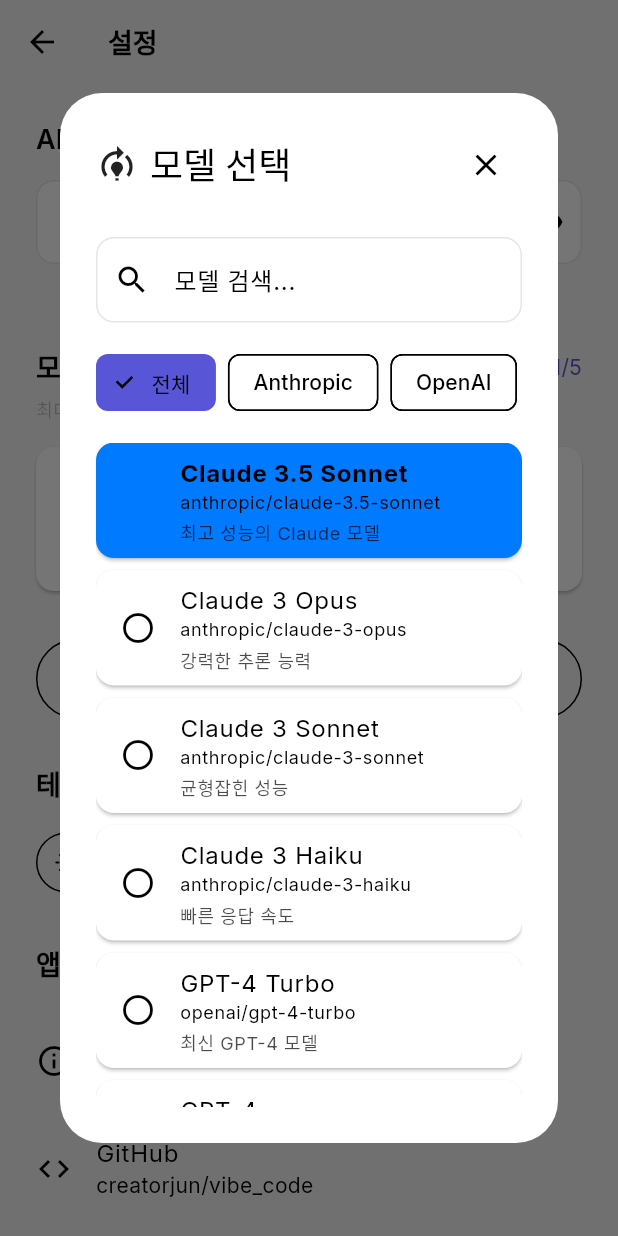
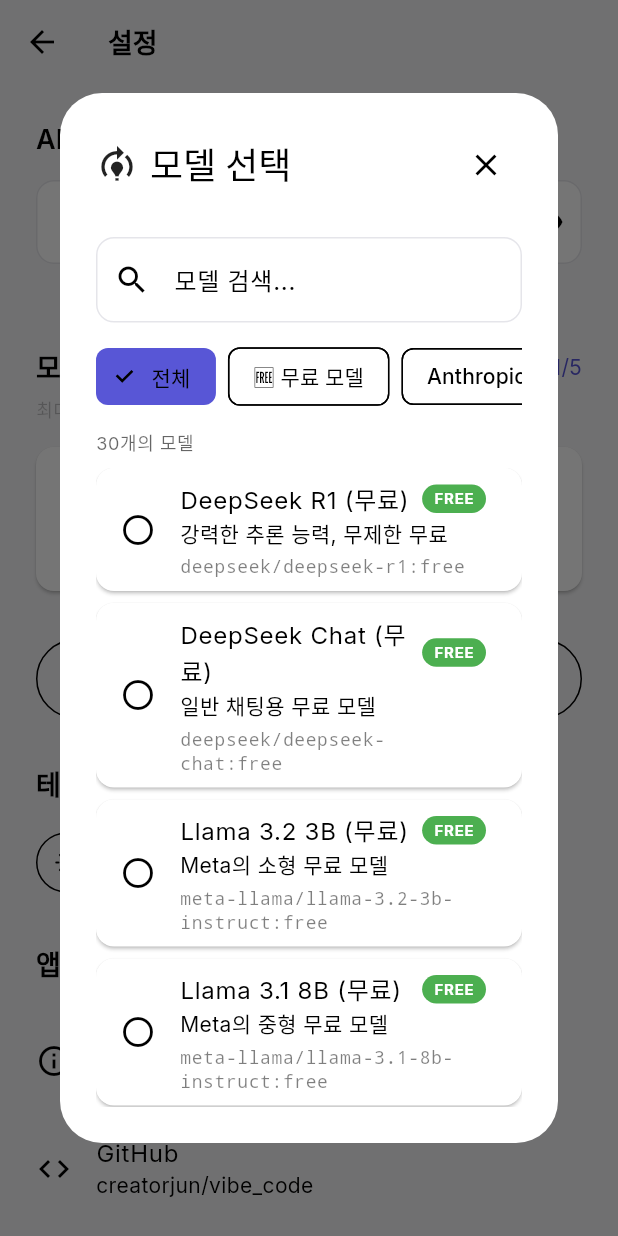
Before and after one commit to creatorjun/vibe_code, a Flutter app: the SettingsScreen screen opened directly, after a tap on the "edit" icon, on a phone screen of 412 x 824 dp. Run offline on Flutter 3.47's test engine with Material 3 defaults, Android fonts, the phone set to English and light mode, and no system bars; our stand-ins replace dio, drift, file_picker, flutter_riverpod, freezed_annotation, google_fonts and 1 more; missing offline and left inert: github_analyzer; accounts and stored records are empty; generated files the repository leaves out were written again.

Commit message:
add more models

```diff
--- a/lib/presentation/screens/settings/widgets/model_selector_dialog.dart
+++ b/lib/presentation/screens/settings/widgets/model_selector_dialog.dart
@@ -17,11 +17,63 @@ class ModelSelectorDialog extends StatefulWidget {
 }
 
 class _ModelSelectorDialogState extends State<ModelSelectorDialog> {
+  String? _selectedCategory;
   String _searchQuery = '';
-  String? _selectedCategory;
 
-  // 주요 AI 모델 목록
+  // 주요 AI 모델 목록 (무료 모델 포함)
   static const Map<String, List<Map<String, String>>> modelCategories = {
+    '🆓 무료 모델': [
+      {
+        'id': 'deepseek/deepseek-r1:free',
+        'name': 'DeepSeek R1 (무료)',
+        'description': '강력한 추론 능력, 무제한 무료',
+      },
+      {
+        'id': 'deepseek/deepseek-chat:free',
+        'name': 'DeepSeek Chat (무료)',
+        'description': '일반 채팅용 무료 모델',
+      },
+      {
+        'id': 'meta-llama/llama-3.2-3b-instruct:free',
+        'name': 'Llama 3.2 3B (무료)',
+        'description': 'Meta의 소형 무료 모델',
+      },
+      {
+        'id': 'meta-llama/llama-3.1-8b-instruct:free',
+        'name': 'Llama 3.1 8B (무료)',
+        'description': 'Meta의 중형 무료 모델',
+      },
+      {
+        'id': 'google/gemini-flash-1.5:free',
+        'name': 'Gemini Flash 1.5 (무료)',
+        'description': '빠른 응답, 무료 사용',
+      },
+      {
+        'id': 'google/gemini-pro-1.5:free',
+        'name': 'Gemini Pro 1.5 (무료)',
+        'description': '대용량 컨텍스트, 무료',
+      },
+      {
+        'id': 'mistralai/mistral-7b-instruct:free',
+        'name': 'Mistral 7B (무료)',
+        'description': 'Mistral AI 무료 모델',
+      },
+      {
+        'id': 'nousresearch/hermes-3-llama-3.1-405b:free',
+        'name': 'Hermes 3 405B (무료)',
+        'description': '최대 규모 무료 모델',
+      },
+      {
+        'id': 'qwen/qwen-2.5-7b-instruct:free',
+        'name': 'Qwen 2.5 7B (무료)',
+        'description': 'Alibaba 무료 모델',
+      },
+      {
+        'id': 'microsoft/phi-3-medium-128k-instruct:free',
+        'name': 'Phi-3 Medium (무료)',
+        'description': 'Microsoft 소형 무료 모델',
+      },
+    ],
     'Anthropic': [
       {
         'id': 'anthropic/claude-3.5-sonnet',
@@ -60,6 +112,11 @@ class _ModelSelectorDialogState extends State<ModelSelectorDialog> {
         'name': 'GPT-3.5 Turbo',
         'description': '빠르고 경제적',
       },
+      {
+        'id': 'openai/gpt-4o-mini',
+        'name': 'GPT-4o Mini',
+        'description': '소형 고성능 모델',
+      },
     ],
     'Google': [
       {
@@ -71,6 +128,11 @@ class _ModelSelectorDialogState extends State<ModelSelectorDialog> {
         'id': 'google/gemini-pro',
         'name': 'Gemini Pro',
         'description': '다목적 AI 모델',
+      },
+      {
+        'id': 'google/gemini-flash-1.5',
+        'name': 'Gemini Flash 1.5',
+        'description': '빠른 응답 속도',
       },
     ],
     'Meta': [
@@ -84,6 +146,11 @@ class _ModelSelectorDialogState extends State<ModelSelectorDialog> {
         'name': 'Llama 3.1 70B',
         'description': '균형잡힌 오픈소스',
       },
+      {
+        'id': 'meta-llama/llama-3.2-11b-vision-instruct',
+        'name': 'Llama 3.2 11B Vision',
+        'description': '비전 기능 포함',
+      },
     ],
     'Mistral': [
       {
@@ -95,6 +162,28 @@ class _ModelSelectorDialogState extends State<ModelSelectorDialog> {
         'id': 'mistralai/mistral-medium',
         'name': 'Mistral Medium',
         'description': '중간 크기 모델',
+      },
+      {
+        'id': 'mistralai/mistral-small',
+        'name': 'Mistral Small',
+        'description': '소형 경량 모델',
+      },
+    ],
+    'DeepSeek': [
+      {
+        'id': 'deepseek/deepseek-chat',
+        'name': 'DeepSeek Chat',
+        'description': '범용 채팅 모델',
+      },
+      {
+        'id': 'deepseek/deepseek-coder',
+        'name': 'DeepSeek Coder',
+        'description': '코딩 전문 모델',
+      },
+      {
+        'id': 'deepseek/deepseek-r1',
+        'name': 'DeepSeek R1',
+        'description': '고급 추론 모델',
       },
     ],
   };
@@ -168,9 +257,10 @@ class _ModelSelectorDialogState extends State<ModelSelectorDialog> {
             const SizedBox(height: UIConstants.spacingMd),
 
             // 카테고리 필터
-            SingleChildScrollView(
+            SizedBox(
+              height: 40,
+              child: ListView(
                 scrollDirection: Axis.horizontal,
-              child: Row(
                 children: [
                   FilterChip(
                     label: const Text('전체'),
@@ -184,7 +274,9 @@ class _ModelSelectorDialogState extends State<ModelSelectorDialog> {
                   const SizedBox(width: UIConstants.spacingSm),
                   ...modelCategories.keys.map((category) {
                     return Padding(
-                      padding: const EdgeInsets.only(right: UIConstants.spacingSm),
+                      padding: const EdgeInsets.only(
+                        right: UIConstants.spacingSm,
+                      ),
                       child: FilterChip(
                         label: Text(category),
                         selected: _selectedCategory == category,
@@ -201,7 +293,19 @@ class _ModelSelectorDialogState extends State<ModelSelectorDialog> {
             ),
             const SizedBox(height: UIConstants.spacingMd),
 
-            // 모델 목록
+            // 모델 개수 표시
+            Text(
+              '${models.length}개의 모델',
+              style: Theme.of(context).textTheme.bodySmall?.copyWith(
+                color: Theme.of(context)
+                    .colorScheme
+                    .onSurface
+                    .withOpacity(0.6),
+              ),
+            ),
+            const SizedBox(height: UIConstants.spacingSm),
+
+            // 모델 리스트
             Expanded(
               child: models.isEmpty
                   ? Center(
@@ -214,7 +318,7 @@ class _ModelSelectorDialogState extends State<ModelSelectorDialog> {
                       color: Theme.of(context)
                           .colorScheme
                           .onSurface
-                          .withValues(alpha: 0.5),
+                          .withOpacity(0.3),
                     ),
                     const SizedBox(height: UIConstants.spacingMd),
                     Text(
@@ -228,27 +332,27 @@ class _ModelSelectorDialogState extends State<ModelSelectorDialog> {
                 itemCount: models.length,
                 itemBuilder: (context, index) {
                   final model = models[index];
-                  final isSelected = model['id'] == widget.currentModel;
+                  final isSelected =
+                      model['id'] == widget.currentModel;
+                  final isFree = model['id']!.endsWith(':free');
 
                   return Card(
                     margin: const EdgeInsets.only(
                       bottom: UIConstants.spacingSm,
                     ),
-                    color: isSelected
-                        ? Theme.of(context)
-                        .colorScheme
-                        .primaryContainer
-                        : null,
                     child: ListTile(
                       leading: Icon(
                         isSelected
-                            ? Icons.radio_button_checked
-                            : Icons.radio_button_unchecked,
+                            ? Icons.check_circle
+                            : Icons.circle_outlined,
                         color: isSelected
                             ? Theme.of(context).colorScheme.primary
                             : null,
                       ),
-                      title: Text(
+                      title: Row(
+                        children: [
+                          Expanded(
+                            child: Text(
                               model['name']!,
                               style: TextStyle(
                                 fontWeight: isSelected
@@ -256,29 +360,52 @@ class _ModelSelectorDialogState extends State<ModelSelectorDialog> {
                                     : FontWeight.normal,
                               ),
                             ),
+                          ),
+                          if (isFree)
+                            Container(
+                              padding: const EdgeInsets.symmetric(
+                                horizontal: 8,
+                                vertical: 2,
+                              ),
+                              decoration: BoxDecoration(
+                                color: Colors.green,
+                                borderRadius: BorderRadius.circular(12),
+                              ),
+                              child: const Text(
+                                'FREE',
+                                style: TextStyle(
+                                  color: Colors.white,
+                                  fontSize: 10,
+                                  fontWeight: FontWeight.bold,
+                                ),
+                              ),
+                            ),
+                        ],
+                      ),
                       subtitle: Column(
                         crossAxisAlignment: CrossAxisAlignment.start,
                         children: [
+                          Text(model['description']!),
+                          const SizedBox(height: 4),
                           Text(
                             model['id']!,
-                            style: Theme.of(context).textTheme.bodySmall,
-                          ),
-                          const SizedBox(height: 4),
-                          Text(
-                            model['description']!,
                             style: Theme.of(context)
                                 .textTheme
                                 .bodySmall
                                 ?.copyWith(
+                              fontFamily: 'monospace',
                               color: Theme.of(context)
                                   .colorScheme
                                   .onSurface
-                                  .withValues(alpha: 0.7),
+                                  .withOpacity(0.5),
                             ),
                           ),
                         ],
                       ),
-                      onTap: () => widget.onSelect(model['id']!),
+                      onTap: () {
+                        widget.onSelect(model['id']!);
+                      },
+                      selected: isSelected,
                     ),
                   );
                 },
```
Also changed, not shown: lib/data/services/pipeline_service.dart (+30 -24 lines), lib/domain/mutations/send_message_mutation.dart (+55 -152 lines), lib/domain/providers/ai_service_provider.dart (+40 -7 lines). Lines whose indentation alone changed are shown as unchanged.
